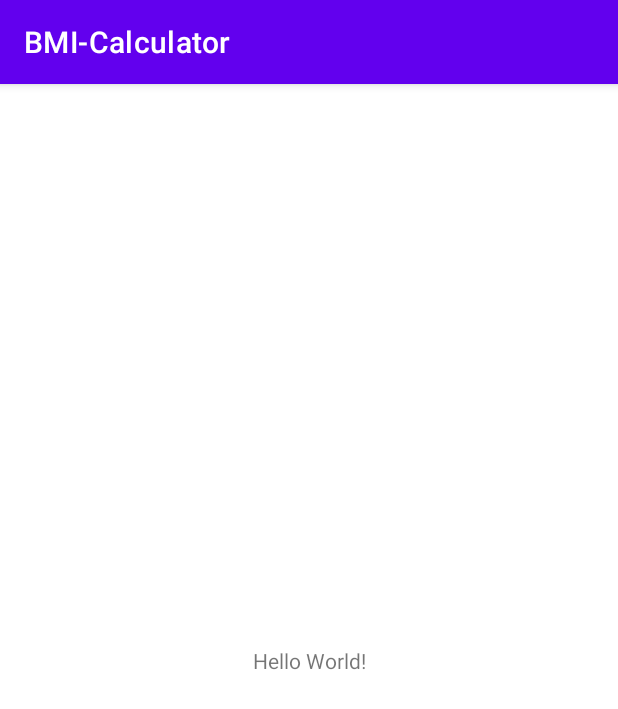
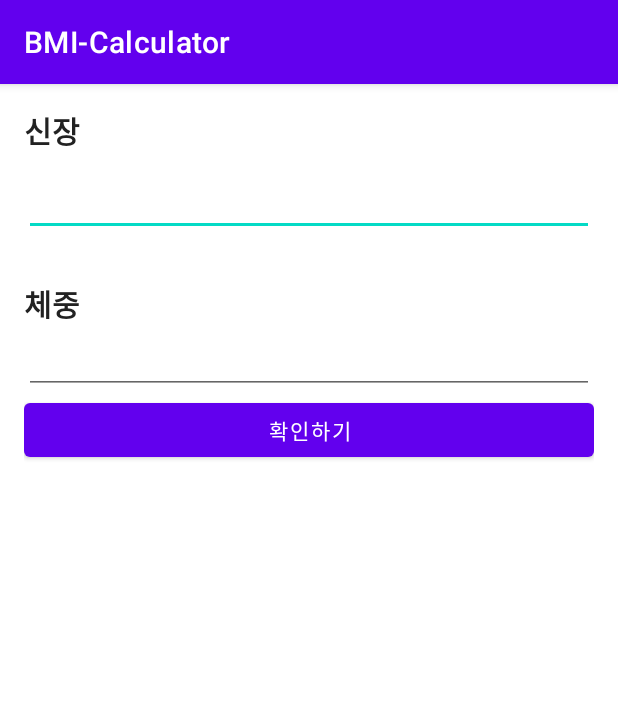
Before and after one commit to MinhyeokSun/BMI-Calculator, an Android app: the screen it shows after launch (MainActivity), on a phone screen of 412 x 824 dp. Shown: the top 709 px of the screen. Run offline under Robolectric (Android 15) with nearby library versions, the phone set to English and light mode, and no system bars.

Commit message:
2nd Commit

```diff
--- a/app/src/main/java/com/smh/bmi_calculator/MainActivity.kt
+++ b/app/src/main/java/com/smh/bmi_calculator/MainActivity.kt
@@ -2,10 +2,28 @@ package com.smh.bmi_calculator
 
 import androidx.appcompat.app.AppCompatActivity
 import android.os.Bundle
+import android.util.Log
+import android.widget.Button
+import android.widget.EditText
+
 
 class MainActivity : AppCompatActivity() {
     override fun onCreate(savedInstanceState: Bundle?) {
         super.onCreate(savedInstanceState)
         setContentView(R.layout.activity_main)
+
+        val heightEditText: EditText = findViewById(R.id.heightEditText) // 첫번째 선언 방법.
+        val weightEditText = findViewById<EditText>(R.id.weightEditText) // 두번째 선언 방법.
+        val resultButton = findViewById<Button>(R.id.resultButton)
+
+        resultButton.setOnClickListener {
+            Log.d("MainActivity","ResultButton이 클릭되었습니다.")
+
+            val height: Int = heightEditText.text.toString().toInt()
+            val weight: Int = weightEditText.text.toString().toInt()
+
+            Log.d("MainActivity","height $height, weight$weight")
+            //앱 죽음. 빈 값을 넣으면 Int로 변환되지 않음. 조건을 달아줘야겠음.
+        }
     }
 }
--- a/app/src/main/res/layout/activity_main.xml
+++ b/app/src/main/res/layout/activity_main.xml
@@ -1,18 +1,48 @@
 <?xml version="1.0" encoding="utf-8"?>
-<androidx.constraintlayout.widget.ConstraintLayout xmlns:android="http://schemas.android.com/apk/res/android"
-    xmlns:app="http://schemas.android.com/apk/res-auto"
+<LinearLayout xmlns:android="http://schemas.android.com/apk/res/android"
     xmlns:tools="http://schemas.android.com/tools"
     android:layout_width="match_parent"
     android:layout_height="match_parent"
+    android:orientation="vertical"
+    android:padding="16dp"
     tools:context=".MainActivity">
 
     <TextView
-        android:layout_width="wrap_content"
+        android:layout_width="match_parent"
         android:layout_height="wrap_content"
-        android:text="Hello World!"
-        app:layout_constraintBottom_toBottomOf="parent"
-        app:layout_constraintLeft_toLeftOf="parent"
-        app:layout_constraintRight_toRightOf="parent"
-        app:layout_constraintTop_toTopOf="parent" />
+        android:text="@string/height"
+        android:textColor="@color/custom_black"
+        android:textSize="20sp"
+        android:textStyle="bold" />
 
-</androidx.constraintlayout.widget.ConstraintLayout>
+    <EditText
+        android:id="@+id/heightEditText"
+        android:layout_width="match_parent"
+        android:layout_height="wrap_content"
+        android:layout_marginTop="10dp"
+        android:inputType="number" />
+
+    <TextView
+        android:id="@+id/textView2"
+        android:layout_width="match_parent"
+        android:layout_height="wrap_content"
+        android:layout_marginTop="30dp"
+        android:text="@string/weight"
+        android:textColor="@color/custom_black"
+        android:textSize="20sp"
+        android:textStyle="bold" />
+
+    <EditText
+        android:id="@+id/weightEditText"
+        android:layout_width="match_parent"
+        android:layout_height="wrap_content"
+        android:ems="10"
+        android:inputType="number" />
+
+    <Button
+        android:id="@+id/resultButton"
+        android:layout_width="match_parent"
+        android:layout_height="wrap_content"
+        android:text="@string/check_btn" />
+
+</LinearLayout>
--- a/app/src/main/res/values/colors.xml
+++ b/app/src/main/res/values/colors.xml
@@ -7,4 +7,5 @@
     <color name="teal_700">#FF018786</color>
     <color name="black">#FF000000</color>
     <color name="white">#FFFFFFFF</color>
+    <color name="custom_black">#222222</color>
 </resources>
--- a/app/src/main/res/values/strings.xml
+++ b/app/src/main/res/values/strings.xml
@@ -1,3 +1,6 @@
 <resources>
     <string name="app_name">BMI-Calculator</string>
+    <string name="height">신장</string>
+    <string name="weight">체중</string>
+    <string name="check_btn">확인하기</string>
 </resources>
```
